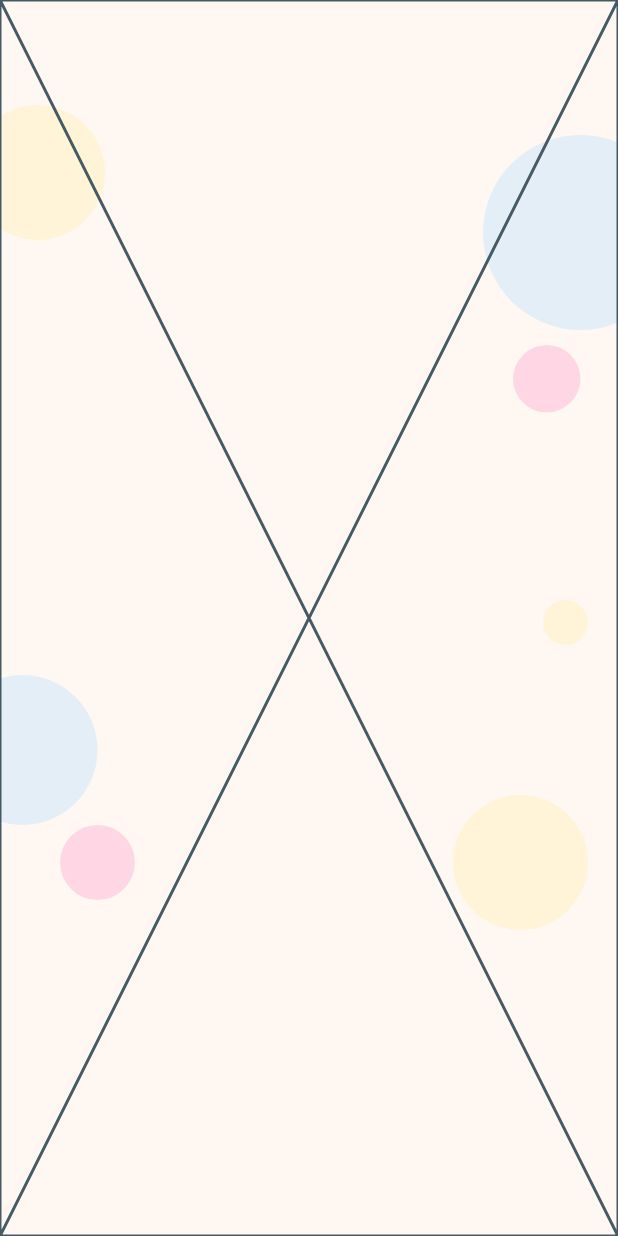
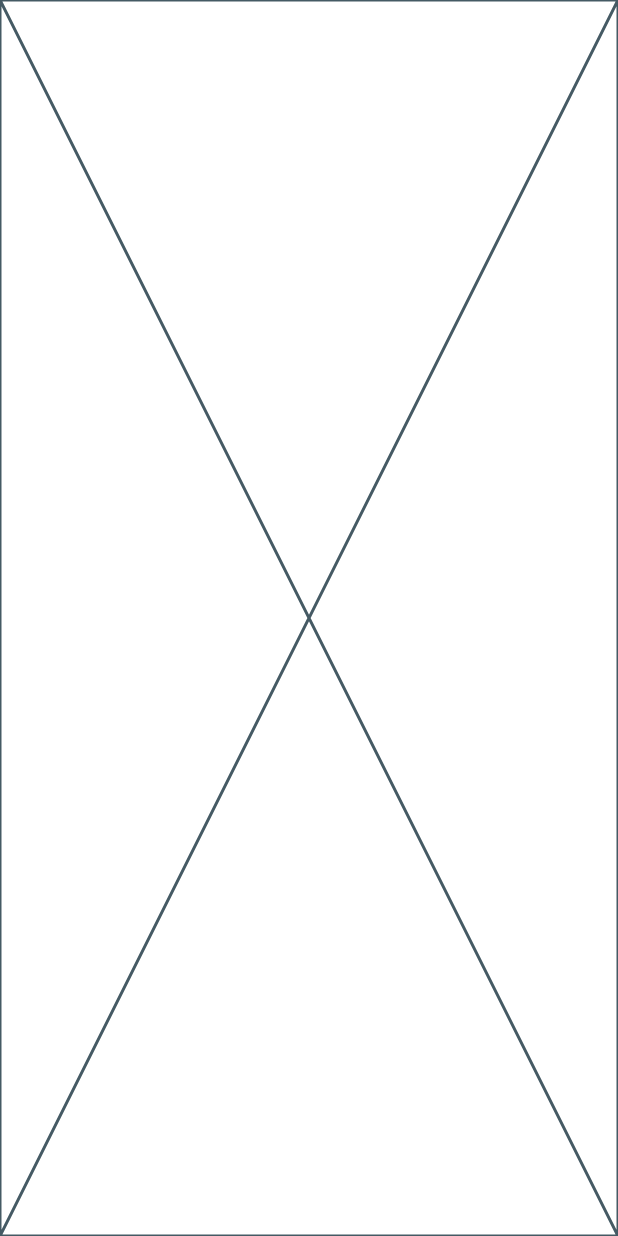
Before and after one commit to FABLOFABLO/Moly-Mobile, a Flutter app: the screen it shows after launch, on a phone screen of 412 x 824 dp. Run offline on Flutter 3.47's test engine with Material 3 defaults, Android fonts, the phone set to English and light mode, and no system bars; our stand-ins replace flutter_dotenv, go_router.

Commit message:
fix: change scaffold background color

```diff
--- a/lib/main.dart
+++ b/lib/main.dart
@@ -1,6 +1,5 @@
 import 'package:flutter/material.dart';
 import 'package:flutter_dotenv/flutter_dotenv.dart';
-import 'package:moly_mobile/common/widgets/moly_background.dart';
 import 'package:moly_mobile/core/constants/color.dart';
 import 'package:moly_mobile/core/router/app_router.dart';
 
@@ -20,7 +19,7 @@ class MyApp extends StatelessWidget {
       title: 'moly_mobile',
       theme: ThemeData(
         fontFamily: 'SpoqaHanSansNeo',
-        scaffoldBackgroundColor: Colors.transparent,
+        scaffoldBackgroundColor: MolyColor.background,
         colorScheme: ColorScheme.fromSeed(
           seedColor: MolyColor.brown,
           primary: MolyColor.brown,
@@ -29,11 +28,6 @@ class MyApp extends StatelessWidget {
         useMaterial3: true,
       ),
       routerConfig: appRouter,
-      builder: (context, child) {
-        return Stack(
-          children: [const MolyBackground(), ?child],
-        );
-      },
     );
   }
 }
```
